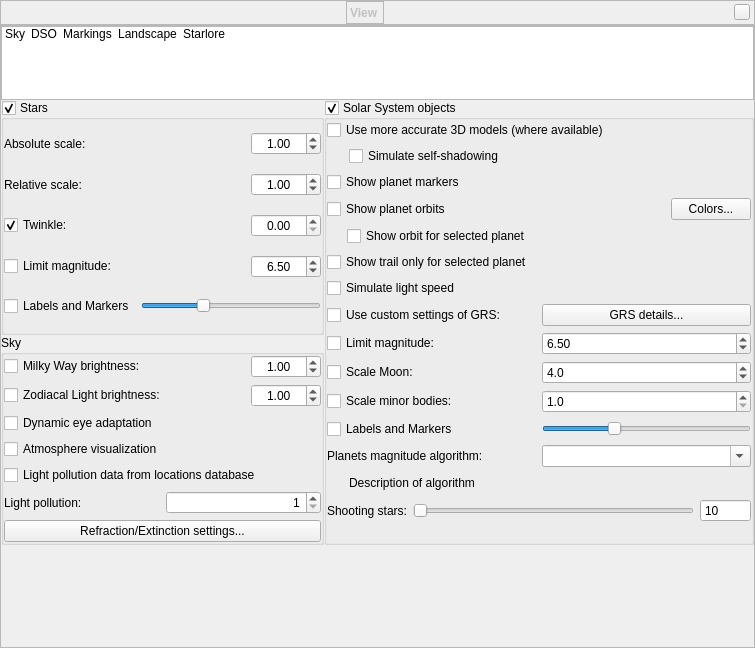
Qt form src/gui/viewDialog.ui (519984307/stellarium_src) before a commit.
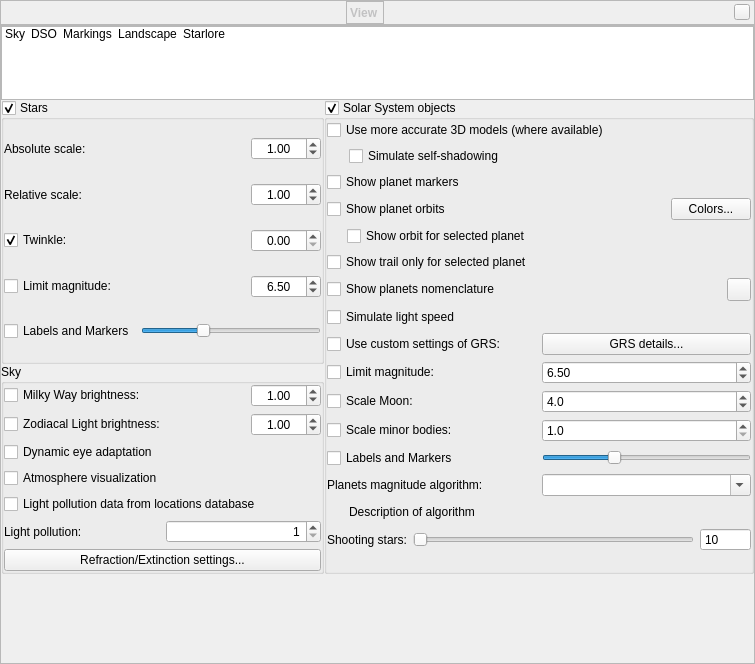
The same form after that commit. Icons and pictures are not drawn. Custom widgets are drawn as their Qt base class.

Commit message: Added GUI options for nomenclature

Patch:
```diff
--- a/src/gui/viewDialog.ui
+++ b/src/gui/viewDialog.ui
@@ -7,7 +7,7 @@
     <x>0</x>
     <y>0</y>
     <width>755</width>
-    <height>648</height>
+    <height>664</height>
    </rect>
   </property>
   <property name="font">
@@ -757,17 +757,37 @@
              <property name="bottomMargin">
               <number>0</number>
              </property>
-             <item row="8" column="0">
-              <widget class="QCheckBox" name="planetLightSpeedCheckBox">
-               <property name="toolTip">
-                <string>Activate this option to simulate the effect of real speed of light (recommended).</string>
-               </property>
-               <property name="text">
-                <string>Simulate light speed</string>
-               </property>
-              </widget>
+             <item row="4" column="0">
+              <layout class="QHBoxLayout" name="horizontalLayout_2">
+               <item>
+                <spacer name="horizontalSpacer_5">
+                 <property name="orientation">
+                  <enum>Qt::Horizontal</enum>
+                 </property>
+                 <property name="sizeType">
+                  <enum>QSizePolicy::Fixed</enum>
+                 </property>
+                 <property name="sizeHint" stdset="0">
+                  <size>
+                   <width>20</width>
+                   <height>20</height>
+                  </size>
+                 </property>
+                </spacer>
+               </item>
+               <item>
+                <widget class="QCheckBox" name="planetIsolatedOrbitCheckBox">
+                 <property name="toolTip">
+                  <string>Deactivate this option if you want to see orbit for selected planet and its moons.</string>
+                 </property>
+                 <property name="text">
+                  <string>Show orbit for selected planet</string>
+                 </property>
+                </widget>
+               </item>
+              </layout>
              </item>
-             <item row="9" column="0">
+             <item row="11" column="0">
               <layout class="QHBoxLayout" name="horizontalLayout_15">
                <item>
                 <widget class="QCheckBox" name="customGrsSettingsCheckBox">
@@ -785,70 +805,52 @@
                </item>
               </layout>
              </item>
-             <item row="1" column="0">
-              <layout class="QHBoxLayout" name="horizontalLayoutSelfShadowing">
+             <item row="16" column="0">
+              <layout class="QHBoxLayout" name="horizontalLayout_6">
                <item>
-                <spacer name="horizontalSpacerSelfShadowing">
-                 <property name="orientation">
-                  <enum>Qt::Horizontal</enum>
-                 </property>
-                 <property name="sizeType">
-                  <enum>QSizePolicy::Fixed</enum>
-                 </property>
-                 <property name="sizeHint" stdset="0">
-                  <size>
-                   <width>22</width>
-                   <height>20</height>
-                  </size>
-                 </property>
-                </spacer>
-               </item>
-               <item>
-                <widget class="QCheckBox" name="planetShowObjSelfShadowsCheckBox">
-                 <property name="toolTip">
-                  <string/>
-                 </property>
+                <widget class="QLabel" name="planetDetailsLabel">
                  <property name="text">
-                  <string>Simulate self-shadowing</string>
+                  <string>Planets magnitude algorithm:</string>
+                 </property>
+                </widget>
+               </item>
+               <item>
+                <widget class="QComboBox" name="planetMagnitudeAlgorithmComboBox">
+                 <property name="editable">
+                  <bool>true</bool>
+                 </property>
+                 <property name="insertPolicy">
+                  <enum>QComboBox::NoInsert</enum>
                  </property>
                 </widget>
                </item>
               </layout>
              </item>
-             <item row="11" column="0">
-              <layout class="QHBoxLayout" name="horizontalLayout">
+             <item row="14" column="0">
+              <layout class="QHBoxLayout" name="scaleSelectedHorizontalLayout">
                <item>
-                <widget class="QCheckBox" name="planetScaleMoonCheckBox">
+                <widget class="QCheckBox" name="planetScaleMinorBodyCheckBox">
                  <property name="text">
-                  <string>Scale Moon:</string>
+                  <string>Scale minor bodies:</string>
                  </property>
                 </widget>
                </item>
                <item>
-                <widget class="QDoubleSpinBox" name="moonScaleFactor">
-                 <property name="toolTip">
-                  <string>Scale factor</string>
-                 </property>
+                <widget class="QDoubleSpinBox" name="minorBodyScaleFactor">
                  <property name="decimals">
                   <number>1</number>
                  </property>
                  <property name="minimum">
                   <double>1.000000000000000</double>
                  </property>
-                 <property name="maximum">
-                  <double>20.000000000000000</double>
-                 </property>
                  <property name="singleStep">
-                  <double>0.100000000000000</double>
-                 </property>
-                 <property name="value">
-                  <double>4.000000000000000</double>
+                  <double>0.500000000000000</double>
                  </property>
                 </widget>
                </item>
               </layout>
              </item>
-             <item row="10" column="0">
+             <item row="12" column="0">
               <layout class="QHBoxLayout" name="planetLimMagHorizontalLayout">
                <item>
                 <widget class="QCheckBox" name="planetLimitMagnitudeCheckBox">
@@ -892,7 +894,106 @@
                </property>
               </widget>
              </item>
+             <item row="1" column="0">
+              <layout class="QHBoxLayout" name="horizontalLayoutSelfShadowing">
+               <item>
+                <spacer name="horizontalSpacerSelfShadowing">
+                 <property name="orientation">
+                  <enum>Qt::Horizontal</enum>
+                 </property>
+                 <property name="sizeType">
+                  <enum>QSizePolicy::Fixed</enum>
+                 </property>
+                 <property name="sizeHint" stdset="0">
+                  <size>
+                   <width>22</width>
+                   <height>20</height>
+                  </size>
+                 </property>
+                </spacer>
+               </item>
+               <item>
+                <widget class="QCheckBox" name="planetShowObjSelfShadowsCheckBox">
+                 <property name="toolTip">
+                  <string/>
+                 </property>
+                 <property name="text">
+                  <string>Simulate self-shadowing</string>
+                 </property>
+                </widget>
+               </item>
+              </layout>
+             </item>
+             <item row="17" column="0">
+              <layout class="QHBoxLayout" name="horizontalLayout_3">
+               <property name="topMargin">
+                <number>0</number>
+               </property>
+               <item>
+                <spacer name="horizontalSpacer_6">
+                 <property name="orientation">
+                  <enum>Qt::Horizontal</enum>
+                 </property>
+                 <property name="sizeType">
+                  <enum>QSizePolicy::Fixed</enum>
+                 </property>
+                 <property name="sizeHint" stdset="0">
+                  <size>
+                   <width>22</width>
+                   <height>20</height>
+                  </size>
+                 </property>
+                </spacer>
+               </item>
+               <item>
+                <widget class="QLabel" name="planetMagnitudeAlgorithmDescription">
+                 <property name="text">
+                  <string notr="true">Description of algorithm</string>
+                 </property>
+                 <property name="textFormat">
+                  <enum>Qt::RichText</enum>
+                 </property>
+                 <property name="wordWrap">
+                  <bool>true</bool>
+                 </property>
+                </widget>
+               </item>
+              </layout>
+             </item>
              <item row="13" column="0">
+              <layout class="QHBoxLayout" name="horizontalLayout">
+               <item>
+                <widget class="QCheckBox" name="planetScaleMoonCheckBox">
+                 <property name="text">
+                  <string>Scale Moon:</string>
+                 </property>
+                </widget>
+               </item>
+               <item>
+                <widget class="QDoubleSpinBox" name="moonScaleFactor">
+                 <property name="toolTip">
+                  <string>Scale factor</string>
+                 </property>
+                 <property name="decimals">
+                  <number>1</number>
+                 </property>
+                 <property name="minimum">
+                  <double>1.000000000000000</double>
+                 </property>
+                 <property name="maximum">
+                  <double>20.000000000000000</double>
+                 </property>
+                 <property name="singleStep">
+                  <double>0.100000000000000</double>
+                 </property>
+                 <property name="value">
+                  <double>4.000000000000000</double>
+                 </property>
+                </widget>
+               </item>
+              </layout>
+             </item>
+             <item row="15" column="0">
               <layout class="QHBoxLayout" name="horizontalLayout_17">
                <item>
                 <widget class="QCheckBox" name="planetLabelCheckBox">
@@ -925,37 +1026,7 @@
                </item>
               </layout>
              </item>
-             <item row="4" column="0">
-              <layout class="QHBoxLayout" name="horizontalLayout_2">
-               <item>
-                <spacer name="horizontalSpacer_5">
-                 <property name="orientation">
-                  <enum>Qt::Horizontal</enum>
-                 </property>
-                 <property name="sizeType">
-                  <enum>QSizePolicy::Fixed</enum>
-                 </property>
-                 <property name="sizeHint" stdset="0">
-                  <size>
-                   <width>20</width>
-                   <height>20</height>
-                  </size>
-                 </property>
-                </spacer>
-               </item>
-               <item>
-                <widget class="QCheckBox" name="planetIsolatedOrbitCheckBox">
-                 <property name="toolTip">
-                  <string>Deactivate this option if you want to see orbit for selected planet and its moons.</string>
-                 </property>
-                 <property name="text">
-                  <string>Show orbit for selected planet</string>
-                 </property>
-                </widget>
-               </item>
-              </layout>
-             </item>
-             <item row="17" column="0">
+             <item row="19" column="0">
               <layout class="QGridLayout" name="gridLayout_6">
                <item row="0" column="0">
                 <widget class="QLabel" name="label_14">
@@ -1038,6 +1109,26 @@
                </item>
               </layout>
              </item>
+             <item row="10" column="0">
+              <widget class="QCheckBox" name="planetLightSpeedCheckBox">
+               <property name="toolTip">
+                <string>Activate this option to simulate the effect of real speed of light (recommended).</string>
+               </property>
+               <property name="text">
+                <string>Simulate light speed</string>
+               </property>
+              </widget>
+             </item>
+             <item row="7" column="0">
+              <widget class="QCheckBox" name="planetIsolatedTrailsCheckBox">
+               <property name="toolTip">
+                <string>Deactivate this option if you want to see the trails for all Solar system bodies.</string>
+               </property>
+               <property name="text">
+                <string>Show trail only for selected planet</string>
+               </property>
+              </widget>
+             </item>
              <item row="3" column="0">
               <layout class="QHBoxLayout" name="horizontalLayout_16">
                <property name="bottomMargin">
@@ -1081,97 +1172,37 @@
                </item>
               </layout>
              </item>
-             <item row="12" column="0">
-              <layout class="QHBoxLayout" name="scaleSelectedHorizontalLayout">
+             <item row="8" column="0">
+              <layout class="QHBoxLayout" name="horizontalLayout_8">
                <item>
-                <widget class="QCheckBox" name="planetScaleMinorBodyCheckBox">
+                <widget class="QCheckBox" name="planetNomenclatureCheckBox">
                  <property name="text">
-                  <string>Scale minor bodies:</string>
+                  <string>Show planets nomenclature</string>
                  </property>
                 </widget>
                </item>
                <item>
-                <widget class="QDoubleSpinBox" name="minorBodyScaleFactor">
-                 <property name="decimals">
-                  <number>1</number>
-                 </property>
-                 <property name="minimum">
-                  <double>1.000000000000000</double>
-                 </property>
-                 <property name="singleStep">
-                  <double>0.500000000000000</double>
-                 </property>
-                </widget>
-               </item>
-              </layout>
-             </item>
-             <item row="14" column="0">
-              <layout class="QHBoxLayout" name="horizontalLayout_6">
-               <item>
-                <widget class="QLabel" name="planetDetailsLabel">
-                 <property name="text">
-                  <string>Planets magnitude algorithm:</string>
-                 </property>
-                </widget>
-               </item>
-               <item>
-                <widget class="QComboBox" name="planetMagnitudeAlgorithmComboBox">
-                 <property name="editable">
-                  <bool>true</bool>
-                 </property>
-                 <property name="insertPolicy">
-                  <enum>QComboBox::NoInsert</enum>
-                 </property>
-                </widget>
-               </item>
-              </layout>
-             </item>
-             <item row="15" column="0">
-              <layout class="QHBoxLayout" name="horizontalLayout_3">
-               <property name="topMargin">
-                <number>0</number>
-               </property>
-               <item>
-                <spacer name="horizontalSpacer_6">
+                <spacer name="horizontalSpacer_7">
                  <property name="orientation">
                   <enum>Qt::Horizontal</enum>
                  </property>
-                 <property name="sizeType">
-                  <enum>QSizePolicy::Fixed</enum>
-                 </property>
                  <property name="sizeHint" stdset="0">
                   <size>
-                   <width>22</width>
+                   <width>40</width>
                    <height>20</height>
                   </size>
                  </property>
                 </spacer>
                </item>
                <item>
-                <widget class="QLabel" name="planetMagnitudeAlgorithmDescription">
-                 <property name="text">
-                  <string notr="true">Description of algorithm</string>
-                 </property>
-                 <property name="textFormat">
-                  <enum>Qt::RichText</enum>
-                 </property>
-                 <property name="wordWrap">
-                  <bool>true</bool>
+                <widget class="QToolButton" name="planetNomenclatureColor">
+                 <property name="toolTip">
+                  <string>Color of nomenclature labels</string>
                  </property>
                 </widget>
                </item>
               </layout>
              </item>
-             <item row="7" column="0">
-              <widget class="QCheckBox" name="planetIsolatedTrailsCheckBox">
-               <property name="toolTip">
-                <string>Deactivate this option if you want to see the trails for all Solar system bodies.</string>
-               </property>
-               <property name="text">
-                <string>Show trail only for selected planet</string>
-               </property>
-              </widget>
-             </item>
             </layout>
            </widget>
           </item>
```
The commit also changes 7 other files.
